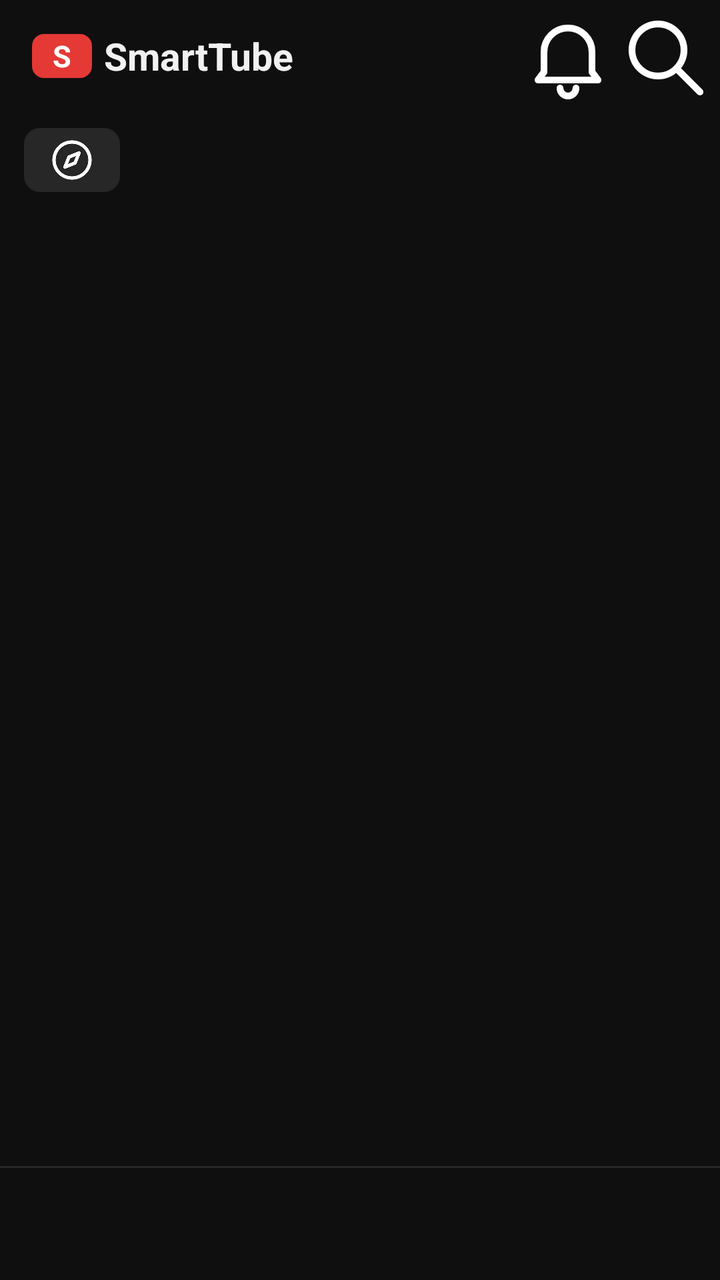
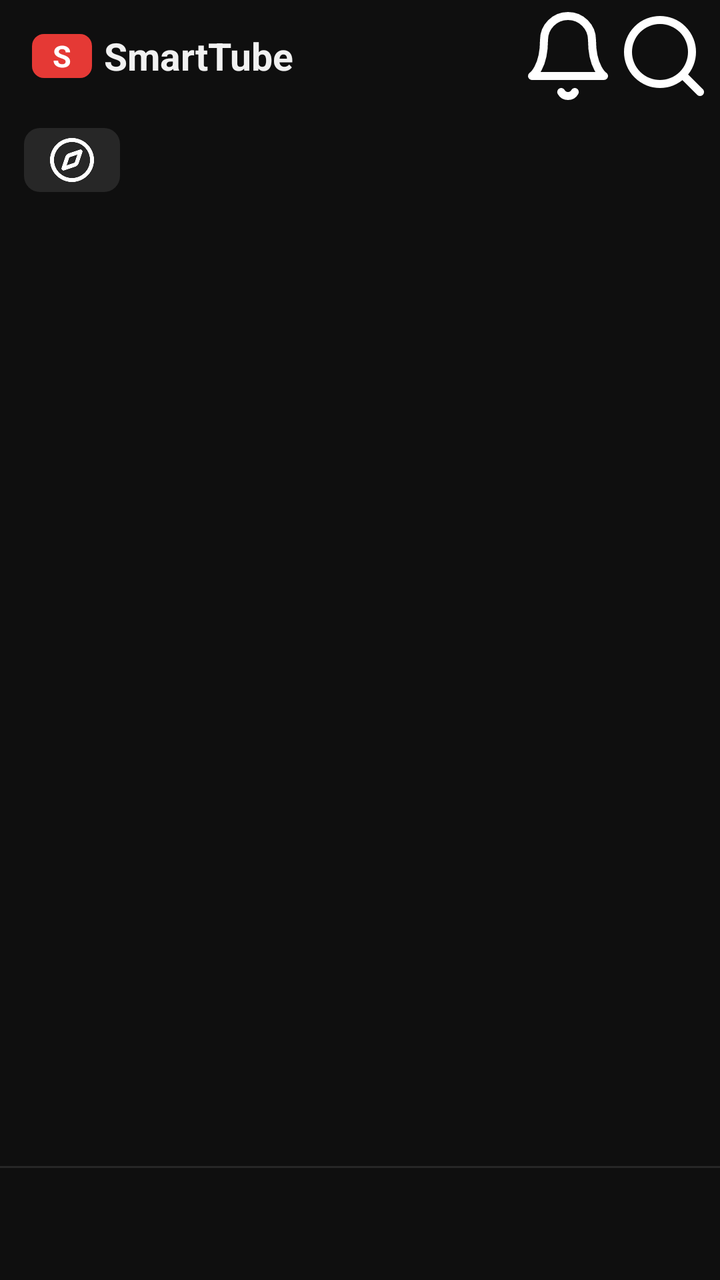

An Android layout rendered at two revisions. The XML below is the earlier revision; the diff shows what the commit changed to produce the second picture.
<!-- AndroidManifest.xml: application theme App.Theme.Leanback.Browse -->
<!-- res/layout/mobile_activity_browse.xml -->
<?xml version="1.0" encoding="utf-8"?>
<FrameLayout xmlns:android="http://schemas.android.com/apk/res/android"
    xmlns:tools="http://schemas.android.com/tools"
    android:id="@+id/mobile_root"
    android:layout_width="match_parent"
    android:layout_height="match_parent"
    android:background="@color/mobile_bg">

    <LinearLayout
        android:layout_width="match_parent"
        android:layout_height="match_parent"
        android:orientation="vertical">

        <LinearLayout
            android:id="@+id/mobile_top_bar"
            android:layout_width="match_parent"
            android:layout_height="56dp"
            android:gravity="center_vertical"
            android:orientation="horizontal"
            android:paddingStart="16dp"
            android:paddingEnd="4dp">

            <TextView
                android:layout_width="30dp"
                android:layout_height="22dp"
                android:background="@drawable/mobile_logo_bg"
                android:gravity="center"
                android:text="S"
                android:textColor="#FFFFFF"
                android:textSize="15sp"
                android:textStyle="bold"
                tools:ignore="HardcodedText" />

            <TextView
                android:id="@+id/mobile_title"
                android:layout_width="0dp"
                android:layout_height="wrap_content"
                android:layout_marginStart="6dp"
                android:layout_weight="1"
                android:text="@string/mobile_app_title"
                android:textColor="@color/mobile_text"
                android:textSize="19sp"
                android:textStyle="bold" />

            <ImageButton
                android:id="@+id/mobile_notifications"
                android:layout_width="48dp"
                android:layout_height="48dp"
                android:background="?android:attr/selectableItemBackground"
                android:contentDescription="@string/mobile_notifications"
                android:src="@drawable/mobile_ic_bell" />

            <ImageButton
                android:id="@+id/mobile_search"
                android:layout_width="48dp"
                android:layout_height="48dp"
                android:background="?android:attr/selectableItemBackground"
                android:contentDescription="@string/mobile_search"
                android:src="@drawable/mobile_ic_search" />

            <ImageButton
                android:id="@+id/mobile_settings"
                android:layout_width="48dp"
                android:layout_height="48dp"
                android:background="?android:attr/selectableItemBackground"
                android:contentDescription="@string/mobile_settings"
                android:src="@drawable/mobile_ic_settings"
                android:visibility="gone" />
        </LinearLayout>

        <HorizontalScrollView
            android:id="@+id/mobile_chips_scroll"
            android:layout_width="match_parent"
            android:layout_height="48dp"
            android:scrollbars="none">

            <LinearLayout
                android:id="@+id/mobile_chips"
                android:layout_width="wrap_content"
                android:layout_height="match_parent"
                android:gravity="center_vertical"
                android:orientation="horizontal"
                android:paddingStart="12dp"
                android:paddingEnd="12dp">

                <ImageButton
                    android:id="@+id/mobile_explore"
                    android:layout_width="48dp"
                    android:layout_height="32dp"
                    android:background="@drawable/mobile_chip_bg"
                    android:contentDescription="@string/mobile_explore"
                    android:scaleType="center"
                    android:src="@drawable/mobile_ic_compass" />
            </LinearLayout>
        </HorizontalScrollView>

        <FrameLayout
            android:layout_width="match_parent"
            android:layout_height="0dp"
            android:layout_weight="1">

            <androidx.recyclerview.widget.RecyclerView
                android:id="@+id/mobile_feed"
                android:layout_width="match_parent"
                android:layout_height="match_parent"
                android:clipToPadding="false"
                android:paddingBottom="8dp" />

            <LinearLayout
                android:id="@+id/mobile_error"
                android:layout_width="match_parent"
                android:layout_height="match_parent"
                android:gravity="center"
                android:orientation="vertical"
                android:padding="32dp"
                android:visibility="gone">

                <TextView
                    android:id="@+id/mobile_error_message"
                    android:layout_width="wrap_content"
                    android:layout_height="wrap_content"
                    android:gravity="center"
                    android:textColor="@color/mobile_text_secondary"
                    android:textSize="15sp" />

                <Button
                    android:id="@+id/mobile_error_action"
                    android:layout_width="wrap_content"
                    android:layout_height="40dp"
                    android:layout_marginTop="16dp"
                    android:background="@drawable/mobile_round_button_light"
                    android:paddingStart="20dp"
                    android:paddingEnd="20dp"
                    android:textAllCaps="false"
                    android:textColor="@color/mobile_text_on_light"
                    android:textSize="14sp" />
            </LinearLayout>

            <ProgressBar
                android:id="@+id/mobile_progress"
                android:layout_width="40dp"
                android:layout_height="40dp"
                android:layout_gravity="center"
                android:visibility="gone" />
        </FrameLayout>

        <View
            android:id="@+id/mobile_bottom_divider"
            android:layout_width="match_parent"
            android:layout_height="1dp"
            android:background="@color/mobile_divider" />

        <LinearLayout
            android:id="@+id/mobile_bottom_nav"
            android:layout_width="match_parent"
            android:layout_height="56dp"
            android:background="@color/mobile_bg"
            android:orientation="horizontal" />
    </LinearLayout>

    <View
        android:id="@+id/mobile_drawer_scrim"
        android:layout_width="match_parent"
        android:layout_height="match_parent"
        android:background="@color/mobile_scrim"
        android:clickable="true"
        android:focusable="true"
        android:visibility="gone" />

    <LinearLayout
        android:id="@+id/mobile_drawer"
        android:layout_width="304dp"
        android:layout_height="match_parent"
        android:background="@color/mobile_surface"
        android:clickable="true"
        android:focusable="true"
        android:orientation="vertical"
        android:visibility="gone">

        <LinearLayout
            android:layout_width="match_parent"
            android:layout_height="64dp"
            android:gravity="center_vertical"
            android:orientation="horizontal"
            android:paddingStart="20dp">

            <TextView
                android:layout_width="30dp"
                android:layout_height="22dp"
                android:background="@drawable/mobile_logo_bg"
                android:gravity="center"
                android:text="S"
                android:textColor="#FFFFFF"
                android:textSize="15sp"
                android:textStyle="bold"
                tools:ignore="HardcodedText" />

            <TextView
                android:layout_width="wrap_content"
                android:layout_height="wrap_content"
                android:layout_marginStart="8dp"
                android:text="@string/mobile_app_title"
                android:textColor="@color/mobile_text"
                android:textSize="19sp"
                android:textStyle="bold" />
        </LinearLayout>

        <ScrollView
            android:layout_width="match_parent"
            android:layout_height="0dp"
            android:layout_weight="1">

            <LinearLayout
                android:id="@+id/mobile_drawer_items"
                android:layout_width="match_parent"
                android:layout_height="wrap_content"
                android:orientation="vertical" />
        </ScrollView>

        <TextView
            android:id="@+id/mobile_drawer_footer"
            android:layout_width="match_parent"
            android:layout_height="wrap_content"
            android:padding="16dp"
            android:textColor="@color/mobile_text_secondary"
            android:textSize="12sp" />
    </LinearLayout>
</FrameLayout>
<!-- resources referenced by this layout -->
<resources>
  <color name="mobile_bg">#0F0F0F</color>
  <color name="mobile_divider">#272727</color>
  <color name="mobile_scrim">#99000000</color>
  <color name="mobile_surface">#212121</color>
  <color name="mobile_text">#F1F1F1</color>
  <!-- drawable mobile_ic_bell (drawable) -->
  <?xml version="1.0" encoding="utf-8"?>
  <vector xmlns:android="http://schemas.android.com/apk/res/android"
      android:width="24dp" android:height="24dp" android:viewportWidth="24" android:viewportHeight="24">
      <path android:strokeColor="#FFFFFFFF" android:strokeWidth="1.7" android:strokeLineJoin="round" android:strokeLineCap="round" android:fillColor="#00000000" android:pathData="M6,16V11a6,6 0,0 1,12 0v5l1.5,2h-15z"/>
      <path android:strokeColor="#FFFFFFFF" android:strokeWidth="1.7" android:strokeLineJoin="round" android:strokeLineCap="round" android:fillColor="#00000000" android:pathData="M10,20a2,2 0,0 0,4 0"/>
  </vector>
  <!-- drawable mobile_ic_compass (drawable) -->
  <?xml version="1.0" encoding="utf-8"?>
  <vector xmlns:android="http://schemas.android.com/apk/res/android"
      android:width="24dp" android:height="24dp" android:viewportWidth="24" android:viewportHeight="24">
      <path android:strokeColor="#FFFFFFFF" android:strokeWidth="1.7" android:strokeLineJoin="round" android:strokeLineCap="round" android:fillColor="#00000000" android:pathData="M12,3a9,9 0,1 0,0 18a9,9 0,1 0,0 -18z"/>
      <path android:strokeColor="#FFFFFFFF" android:strokeWidth="1.7" android:strokeLineJoin="round" android:strokeLineCap="round" android:fillColor="#00000000" android:pathData="M15.5,8.5l-2,5 -5,2 2,-5z"/>
  </vector>
  <!-- drawable mobile_ic_search (drawable) -->
  <?xml version="1.0" encoding="utf-8"?>
  <vector xmlns:android="http://schemas.android.com/apk/res/android"
      android:width="24dp" android:height="24dp" android:viewportWidth="24" android:viewportHeight="24">
      <path android:strokeColor="#FFFFFFFF" android:strokeWidth="1.7" android:strokeLineJoin="round" android:strokeLineCap="round" android:fillColor="#00000000" android:pathData="M10.5,4a6.5,6.5 0,1 0,0 13a6.5,6.5 0,1 0,0 -13z"/>
      <path android:strokeColor="#FFFFFFFF" android:strokeWidth="1.7" android:strokeLineJoin="round" android:strokeLineCap="round" android:fillColor="#00000000" android:pathData="M15.5,15.5L21,21"/>
  </vector>
  <!-- drawable mobile_ic_settings (drawable) -->
  <?xml version="1.0" encoding="utf-8"?>
  <vector xmlns:android="http://schemas.android.com/apk/res/android" android:width="24dp" android:height="24dp" android:viewportWidth="24" android:viewportHeight="24">
      <path android:fillColor="#FFFFFFFF" android:pathData="M19.14,12.94c0.04,-0.3 0.06,-0.61 0.06,-0.94c0,-0.32 -0.02,-0.64 -0.07,-0.94l2.03,-1.58c0.18,-0.14 0.23,-0.41 0.12,-0.61l-1.92,-3.32c-0.12,-0.22 -0.37,-0.29 -0.59,-0.22l-2.39,0.96c-0.5,-0.38 -1.03,-0.7 -1.62,-0.94L14.4,2.81c-0.04,-0.24 -0.24,-0.41 -0.48,-0.41h-3.84c-0.24,0 -0.43,0.17 -0.47,0.41L9.25,5.35C8.66,5.59 8.12,5.92 7.63,6.29L5.24,5.33c-0.22,-0.08 -0.47,0 -0.59,0.22L2.74,8.87C2.62,9.08 2.66,9.34 2.86,9.48l2.03,1.58C4.84,11.36 4.8,11.69 4.8,12s0.02,0.64 0.07,0.94l-2.03,1.58c-0.18,0.14 -0.23,0.41 -0.12,0.61l1.92,3.32c0.12,0.22 0.37,0.29 0.59,0.22l2.39,-0.96c0.5,0.38 1.03,0.7 1.62,0.94l0.36,2.54c0.05,0.24 0.24,0.41 0.48,0.41h3.84c0.24,0 0.44,-0.17 0.47,-0.41l0.36,-2.54c0.59,-0.24 1.13,-0.56 1.62,-0.94l2.39,0.96c0.22,0.08 0.47,0 0.59,-0.22l1.92,-3.32c0.12,-0.22 0.07,-0.47 -0.12,-0.61L19.14,12.94zM12,15.6c-1.98,0 -3.6,-1.62 -3.6,-3.6s1.62,-3.6 3.6,-3.6s3.6,1.62 3.6,3.6S13.98,15.6 12,15.6z"/>
  </vector>
  <string name="mobile_search">Search</string>
  <color name="mobile_chip">#272727</color>
  <color name="mobile_accent">#E53935</color>
  <!-- unchanged entries left out for length: 22 -->
</resources>

<!-- the commit's change to res/layout/mobile_activity_browse.xml (unified diff, before → after) -->
@@ -10,89 +10,6 @@
         android:layout_width="match_parent"
         android:layout_height="match_parent"
         android:orientation="vertical">
-
-        <LinearLayout
-            android:id="@+id/mobile_top_bar"
-            android:layout_width="match_parent"
-            android:layout_height="56dp"
-            android:gravity="center_vertical"
-            android:orientation="horizontal"
-            android:paddingStart="16dp"
-            android:paddingEnd="4dp">
-
-            <TextView
-                android:layout_width="30dp"
-                android:layout_height="22dp"
-                android:background="@drawable/mobile_logo_bg"
-                android:gravity="center"
-                android:text="S"
-                android:textColor="#FFFFFF"
-                android:textSize="15sp"
-                android:textStyle="bold"
-                tools:ignore="HardcodedText" />
-
-            <TextView
-                android:id="@+id/mobile_title"
-                android:layout_width="0dp"
-                android:layout_height="wrap_content"
-                android:layout_marginStart="6dp"
-                android:layout_weight="1"
-                android:text="@string/mobile_app_title"
-                android:textColor="@color/mobile_text"
-                android:textSize="19sp"
-                android:textStyle="bold" />
-
-            <ImageButton
-                android:id="@+id/mobile_notifications"
-                android:layout_width="48dp"
-                android:layout_height="48dp"
-                android:background="?android:attr/selectableItemBackground"
-                android:contentDescription="@string/mobile_notifications"
-                android:src="@drawable/mobile_ic_bell" />
-
-            <ImageButton
-                android:id="@+id/mobile_search"
-                android:layout_width="48dp"
-                android:layout_height="48dp"
-                android:background="?android:attr/selectableItemBackground"
-                android:contentDescription="@string/mobile_search"
-                android:src="@drawable/mobile_ic_search" />
-
-            <ImageButton
-                android:id="@+id/mobile_settings"
-                android:layout_width="48dp"
-                android:layout_height="48dp"
-                android:background="?android:attr/selectableItemBackground"
-                android:contentDescription="@string/mobile_settings"
-                android:src="@drawable/mobile_ic_settings"
-                android:visibility="gone" />
-        </LinearLayout>
-
-        <HorizontalScrollView
-            android:id="@+id/mobile_chips_scroll"
-            android:layout_width="match_parent"
-            android:layout_height="48dp"
-            android:scrollbars="none">
-
-            <LinearLayout
-                android:id="@+id/mobile_chips"
-                android:layout_width="wrap_content"
-                android:layout_height="match_parent"
-                android:gravity="center_vertical"
-                android:orientation="horizontal"
-                android:paddingStart="12dp"
-                android:paddingEnd="12dp">
-
-                <ImageButton
-                    android:id="@+id/mobile_explore"
-                    android:layout_width="48dp"
-                    android:layout_height="32dp"
-                    android:background="@drawable/mobile_chip_bg"
-                    android:contentDescription="@string/mobile_explore"
-                    android:scaleType="center"
-                    android:src="@drawable/mobile_ic_compass" />
-            </LinearLayout>
-        </HorizontalScrollView>
 
         <FrameLayout
             android:layout_width="match_parent"
@@ -142,6 +59,158 @@
                 android:layout_height="40dp"
                 android:layout_gravity="center"
                 android:visibility="gone" />
+
+            
+            <LinearLayout
+                android:id="@+id/mobile_header"
+                android:layout_width="match_parent"
+                android:layout_height="wrap_content"
+                android:background="@color/mobile_bg"
+                android:orientation="vertical">
+
+            <LinearLayout
+                android:id="@+id/mobile_top_bar"
+                android:layout_width="match_parent"
+                android:layout_height="56dp"
+                android:gravity="center_vertical"
+                android:orientation="horizontal"
+                android:paddingStart="16dp"
+                android:paddingEnd="4dp">
+
+                <TextView
+                    android:layout_width="30dp"
+                    android:layout_height="22dp"
+                    android:background="@drawable/mobile_logo_bg"
+                    android:gravity="center"
+                    android:text="S"
+                    android:textColor="#FFFFFF"
+                    android:textSize="15sp"
+                    android:textStyle="bold"
+                    tools:ignore="HardcodedText" />
+
+                <TextView
+                    android:id="@+id/mobile_title"
+                    android:layout_width="0dp"
+                    android:layout_height="wrap_content"
+                    android:layout_marginStart="6dp"
+                    android:layout_weight="1"
+                    android:text="@string/mobile_app_title"
+                    android:textColor="@color/mobile_text"
+                    android:textSize="19sp"
+                    android:textStyle="bold" />
+
+                <ImageButton
+                    android:id="@+id/mobile_notifications"
+                    android:layout_width="48dp"
+                    android:layout_height="48dp"
+                    android:background="?android:attr/selectableItemBackground"
+                    android:contentDescription="@string/mobile_notifications"
+                    android:src="@drawable/mobile_ic_bell" />
+
+                <ImageButton
+                    android:id="@+id/mobile_search"
+                    android:layout_width="48dp"
+                    android:layout_height="48dp"
+                    android:background="?android:attr/selectableItemBackground"
+                    android:contentDescription="@string/mobile_search"
+                    android:src="@drawable/mobile_ic_search" />
+
+                <ImageButton
+                    android:id="@+id/mobile_settings"
+                    android:layout_width="48dp"
+                    android:layout_height="48dp"
+                    android:background="?android:attr/selectableItemBackground"
+                    android:contentDescription="@string/mobile_settings"
+                    android:src="@drawable/mobile_ic_settings"
+                    android:visibility="gone" />
+            </LinearLayout>
+
+            <HorizontalScrollView
+                android:id="@+id/mobile_chips_scroll"
+                android:layout_width="match_parent"
+                android:layout_height="48dp"
+                android:scrollbars="none">
+
+                <LinearLayout
+                    android:id="@+id/mobile_chips"
+                    android:layout_width="wrap_content"
+                    android:layout_height="match_parent"
+                    android:gravity="center_vertical"
+                    android:orientation="horizontal"
+                    android:paddingStart="12dp"
+                    android:paddingEnd="12dp">
+
+                    <ImageButton
+                        android:id="@+id/mobile_explore"
+                        android:layout_width="48dp"
+                        android:layout_height="32dp"
+                        android:background="@drawable/mobile_chip_bg"
+                        android:contentDescription="@string/mobile_explore"
+                        android:scaleType="center"
+                        android:src="@drawable/mobile_ic_compass" />
+                </LinearLayout>
+            </HorizontalScrollView>
+
+                
+                <LinearLayout
+                    android:id="@+id/mobile_subs_header"
+                    android:layout_width="match_parent"
+                    android:layout_height="wrap_content"
+                    android:orientation="vertical"
+                    android:visibility="gone">
+
+                    <LinearLayout
+                        android:id="@+id/mobile_subs_channels_row"
+                        android:layout_width="match_parent"
+                        android:layout_height="wrap_content"
+                        android:gravity="center_vertical"
+                        android:orientation="horizontal">
+
+                        <HorizontalScrollView
+                            android:layout_width="0dp"
+                            android:layout_height="wrap_content"
+                            android:layout_weight="1"
+                            android:scrollbars="none">
+
+                            <LinearLayout
+                                android:id="@+id/mobile_subs_channels"
+                                android:layout_width="wrap_content"
+                                android:layout_height="wrap_content"
+                                android:orientation="horizontal"
+                                android:paddingStart="8dp"
+                                android:paddingEnd="4dp" />
+                        </HorizontalScrollView>
+
+                        <TextView
+                            android:id="@+id/mobile_subs_all"
+                            android:layout_width="wrap_content"
+                            android:layout_height="48dp"
+                            android:background="?android:attr/selectableItemBackground"
+                            android:gravity="center"
+                            android:paddingStart="12dp"
+                            android:paddingEnd="16dp"
+                            android:text="@string/mobile_all"
+                            android:textColor="#3EA6FF"
+                            android:textSize="14sp"
+                            android:textStyle="bold" />
+                    </LinearLayout>
+
+                    <HorizontalScrollView
+                        android:layout_width="match_parent"
+                        android:layout_height="48dp"
+                        android:scrollbars="none">
+
+                        <LinearLayout
+                            android:id="@+id/mobile_subs_filters"
+                            android:layout_width="wrap_content"
+                            android:layout_height="match_parent"
+                            android:gravity="center_vertical"
+                            android:orientation="horizontal"
+                            android:paddingStart="4dp"
+                            android:paddingEnd="12dp" />
+                    </HorizontalScrollView>
+                </LinearLayout>
+            </LinearLayout>
         </FrameLayout>
 
         <View
<!-- resource entries referenced after the edit -->
@@ -7,30 +7,29 @@
   <color name="mobile_text">#F1F1F1</color>
   <!-- drawable mobile_ic_bell (drawable) -->
   <?xml version="1.0" encoding="utf-8"?>
-  <vector xmlns:android="http://schemas.android.com/apk/res/android"
-      android:width="24dp" android:height="24dp" android:viewportWidth="24" android:viewportHeight="24">
-      <path android:strokeColor="#FFFFFFFF" android:strokeWidth="1.7" android:strokeLineJoin="round" android:strokeLineCap="round" android:fillColor="#00000000" android:pathData="M6,16V11a6,6 0,0 1,12 0v5l1.5,2h-15z"/>
-      <path android:strokeColor="#FFFFFFFF" android:strokeWidth="1.7" android:strokeLineJoin="round" android:strokeLineCap="round" android:fillColor="#00000000" android:pathData="M10,20a2,2 0,0 0,4 0"/>
+  <vector xmlns:android="http://schemas.android.com/apk/res/android" android:width="24dp" android:height="24dp" android:viewportWidth="24" android:viewportHeight="24">
+      <path android:pathData="M 6 8 a 6 6 0 0 1 12 0 c 0 7 3 9 3 9 H 3 s 3 -2 3 -9" android:fillColor="#00000000" android:strokeColor="#FFFFFFFF" android:strokeWidth="2" android:strokeLineCap="round" android:strokeLineJoin="round"/>
+      <path android:pathData="M 10.3 21 a 1.94 1.94 0 0 0 3.4 0" android:fillColor="#00000000" android:strokeColor="#FFFFFFFF" android:strokeWidth="2" android:strokeLineCap="round" android:strokeLineJoin="round"/>
   </vector>
   <!-- drawable mobile_ic_compass (drawable) -->
   <?xml version="1.0" encoding="utf-8"?>
-  <vector xmlns:android="http://schemas.android.com/apk/res/android"
-      android:width="24dp" android:height="24dp" android:viewportWidth="24" android:viewportHeight="24">
-      <path android:strokeColor="#FFFFFFFF" android:strokeWidth="1.7" android:strokeLineJoin="round" android:strokeLineCap="round" android:fillColor="#00000000" android:pathData="M12,3a9,9 0,1 0,0 18a9,9 0,1 0,0 -18z"/>
-      <path android:strokeColor="#FFFFFFFF" android:strokeWidth="1.7" android:strokeLineJoin="round" android:strokeLineCap="round" android:fillColor="#00000000" android:pathData="M15.5,8.5l-2,5 -5,2 2,-5z"/>
+  <vector xmlns:android="http://schemas.android.com/apk/res/android" android:width="24dp" android:height="24dp" android:viewportWidth="24" android:viewportHeight="24">
+      <path android:pathData="m 16.24 7.76 -1.804 5.411 a 2 2 0 0 1 -1.265 1.265 L 7.76 16.24 l 1.804 -5.411 a 2 2 0 0 1 1.265 -1.265 z" android:fillColor="#00000000" android:strokeColor="#FFFFFFFF" android:strokeWidth="2" android:strokeLineCap="round" android:strokeLineJoin="round"/>
+      <path android:pathData="M 2 12 a 10 10 0 1 0 20 0 a 10 10 0 1 0 -20 0" android:fillColor="#00000000" android:strokeColor="#FFFFFFFF" android:strokeWidth="2" android:strokeLineCap="round" android:strokeLineJoin="round"/>
   </vector>
   <!-- drawable mobile_ic_search (drawable) -->
   <?xml version="1.0" encoding="utf-8"?>
-  <vector xmlns:android="http://schemas.android.com/apk/res/android"
-      android:width="24dp" android:height="24dp" android:viewportWidth="24" android:viewportHeight="24">
-      <path android:strokeColor="#FFFFFFFF" android:strokeWidth="1.7" android:strokeLineJoin="round" android:strokeLineCap="round" android:fillColor="#00000000" android:pathData="M10.5,4a6.5,6.5 0,1 0,0 13a6.5,6.5 0,1 0,0 -13z"/>
-      <path android:strokeColor="#FFFFFFFF" android:strokeWidth="1.7" android:strokeLineJoin="round" android:strokeLineCap="round" android:fillColor="#00000000" android:pathData="M15.5,15.5L21,21"/>
+  <vector xmlns:android="http://schemas.android.com/apk/res/android" android:width="24dp" android:height="24dp" android:viewportWidth="24" android:viewportHeight="24">
+      <path android:pathData="M 3 11 a 8 8 0 1 0 16 0 a 8 8 0 1 0 -16 0" android:fillColor="#00000000" android:strokeColor="#FFFFFFFF" android:strokeWidth="2" android:strokeLineCap="round" android:strokeLineJoin="round"/>
+      <path android:pathData="m 21 21 -4.3 -4.3" android:fillColor="#00000000" android:strokeColor="#FFFFFFFF" android:strokeWidth="2" android:strokeLineCap="round" android:strokeLineJoin="round"/>
   </vector>
   <!-- drawable mobile_ic_settings (drawable) -->
   <?xml version="1.0" encoding="utf-8"?>
   <vector xmlns:android="http://schemas.android.com/apk/res/android" android:width="24dp" android:height="24dp" android:viewportWidth="24" android:viewportHeight="24">
-      <path android:fillColor="#FFFFFFFF" android:pathData="M19.14,12.94c0.04,-0.3 0.06,-0.61 0.06,-0.94c0,-0.32 -0.02,-0.64 -0.07,-0.94l2.03,-1.58c0.18,-0.14 0.23,-0.41 0.12,-0.61l-1.92,-3.32c-0.12,-0.22 -0.37,-0.29 -0.59,-0.22l-2.39,0.96c-0.5,-0.38 -1.03,-0.7 -1.62,-0.94L14.4,2.81c-0.04,-0.24 -0.24,-0.41 -0.48,-0.41h-3.84c-0.24,0 -0.43,0.17 -0.47,0.41L9.25,5.35C8.66,5.59 8.12,5.92 7.63,6.29L5.24,5.33c-0.22,-0.08 -0.47,0 -0.59,0.22L2.74,8.87C2.62,9.08 2.66,9.34 2.86,9.48l2.03,1.58C4.84,11.36 4.8,11.69 4.8,12s0.02,0.64 0.07,0.94l-2.03,1.58c-0.18,0.14 -0.23,0.41 -0.12,0.61l1.92,3.32c0.12,0.22 0.37,0.29 0.59,0.22l2.39,-0.96c0.5,0.38 1.03,0.7 1.62,0.94l0.36,2.54c0.05,0.24 0.24,0.41 0.48,0.41h3.84c0.24,0 0.44,-0.17 0.47,-0.41l0.36,-2.54c0.59,-0.24 1.13,-0.56 1.62,-0.94l2.39,0.96c0.22,0.08 0.47,0 0.59,-0.22l1.92,-3.32c0.12,-0.22 0.07,-0.47 -0.12,-0.61L19.14,12.94zM12,15.6c-1.98,0 -3.6,-1.62 -3.6,-3.6s1.62,-3.6 3.6,-3.6s3.6,1.62 3.6,3.6S13.98,15.6 12,15.6z"/>
+      <path android:pathData="M 12.22 2 h -0.44 a 2 2 0 0 0 -2 2 v 0.18 a 2 2 0 0 1 -1 1.73 l -0.43 0.25 a 2 2 0 0 1 -2 0 l -0.15 -0.08 a 2 2 0 0 0 -2.73 0.73 l -0.22 0.38 a 2 2 0 0 0 0.73 2.73 l 0.15 0.1 a 2 2 0 0 1 1 1.72 v 0.51 a 2 2 0 0 1 -1 1.74 l -0.15 0.09 a 2 2 0 0 0 -0.73 2.73 l 0.22 0.38 a 2 2 0 0 0 2.73 0.73 l 0.15 -0.08 a 2 2 0 0 1 2 0 l 0.43 0.25 a 2 2 0 0 1 1 1.73 V 20 a 2 2 0 0 0 2 2 h 0.44 a 2 2 0 0 0 2 -2 v -0.18 a 2 2 0 0 1 1 -1.73 l 0.43 -0.25 a 2 2 0 0 1 2 0 l 0.15 0.08 a 2 2 0 0 0 2.73 -0.73 l 0.22 -0.39 a 2 2 0 0 0 -0.73 -2.73 l -0.15 -0.08 a 2 2 0 0 1 -1 -1.74 v -0.5 a 2 2 0 0 1 1 -1.74 l 0.15 -0.09 a 2 2 0 0 0 0.73 -2.73 l -0.22 -0.38 a 2 2 0 0 0 -2.73 -0.73 l -0.15 0.08 a 2 2 0 0 1 -2 0 l -0.43 -0.25 a 2 2 0 0 1 -1 -1.73 V 4 a 2 2 0 0 0 -2 -2 z" android:fillColor="#00000000" android:strokeColor="#FFFFFFFF" android:strokeWidth="2" android:strokeLineCap="round" android:strokeLineJoin="round"/>
+      <path android:pathData="M 9 12 a 3 3 0 1 0 6 0 a 3 3 0 1 0 -6 0" android:fillColor="#00000000" android:strokeColor="#FFFFFFFF" android:strokeWidth="2" android:strokeLineCap="round" android:strokeLineJoin="round"/>
   </vector>
+  <string name="mobile_all">All</string>
   <string name="mobile_search">Search</string>
   <color name="mobile_chip">#272727</color>
   <color name="mobile_accent">#E53935</color>
